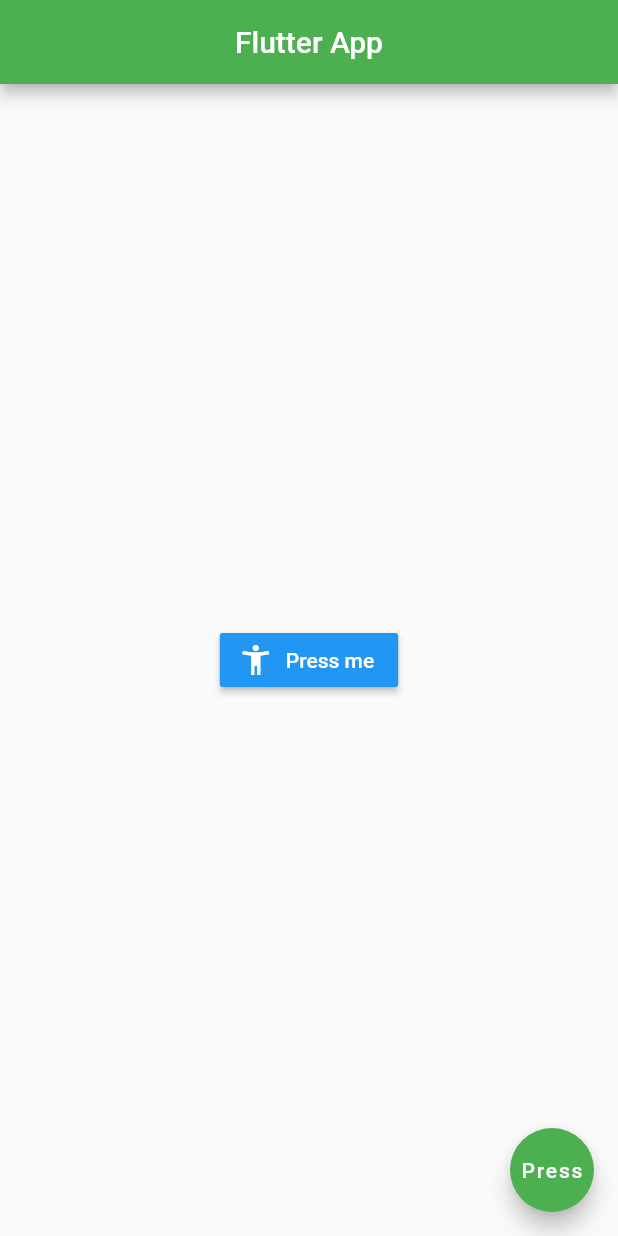
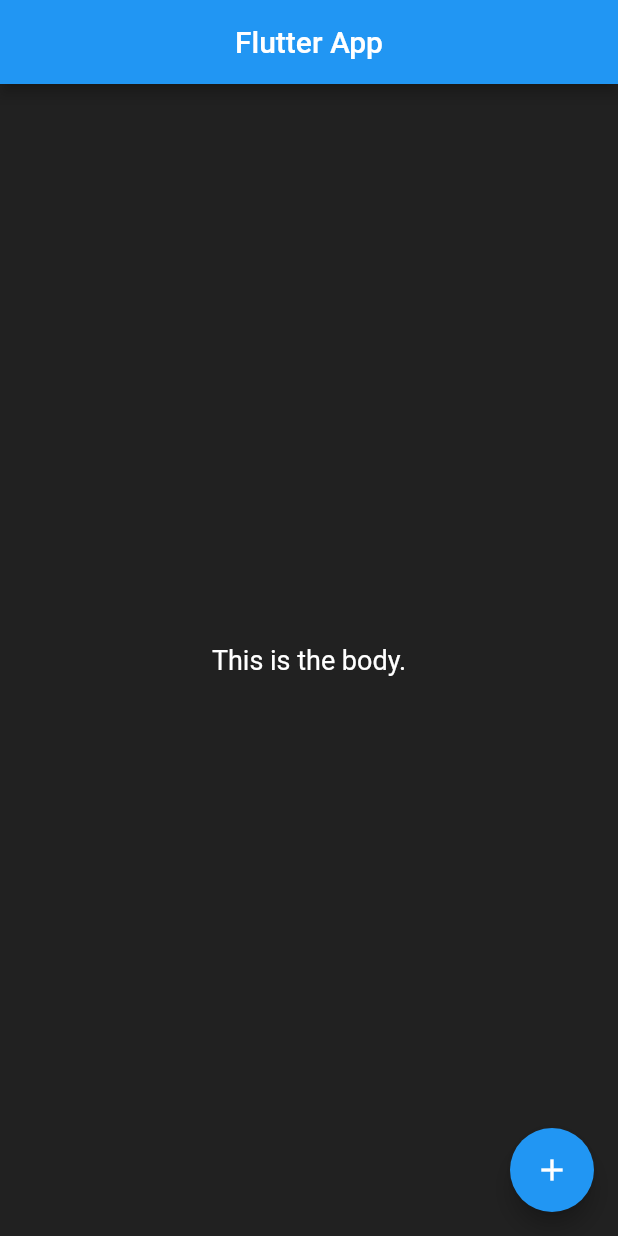
Before and after one commit to nikkilr88/flutter-ninja, a Flutter app: the screen it shows after launch, on a phone screen of 412 x 824 dp. Run offline on Flutter 3.47's test engine with Material 2 defaults, Android fonts, the phone set to English and light mode, and no system bars.

Commit message:
Add body container

```diff
--- a/lib/main.dart
+++ b/lib/main.dart
@@ -9,25 +9,20 @@ class Home extends StatelessWidget {
       appBar: AppBar(
         title: Text('Flutter App'),
         centerTitle: true,
-        backgroundColor: Colors.green,
+        backgroundColor: Colors.blue,
       ),
-      body: Center(
-        child: RaisedButton.icon(
-          onPressed: () => print('You pressed the button.'),
-          icon: Icon(
-            Icons.accessibility_new,
-            color: Colors.white,
-          ),
-          label: Text(
-            'Press me',
-            style: TextStyle(color: Colors.white),
-          ),
-          color: Colors.blue,
-        ),
+      body: Container(
+        color: Colors.black87,
+        padding: EdgeInsets.all(50),
+        alignment: Alignment(0,0),
+        child: Text('This is the body.', style: TextStyle(
+          color: Colors.white,
+          fontSize: 18
+        ),),
       ),
       floatingActionButton: FloatingActionButton(
-        child: Text('Press'),
-        backgroundColor: Colors.green,
+        child: Icon(Icons.add),
+        backgroundColor: Colors.blue,
         onPressed: () {},
       ),
     );
```
